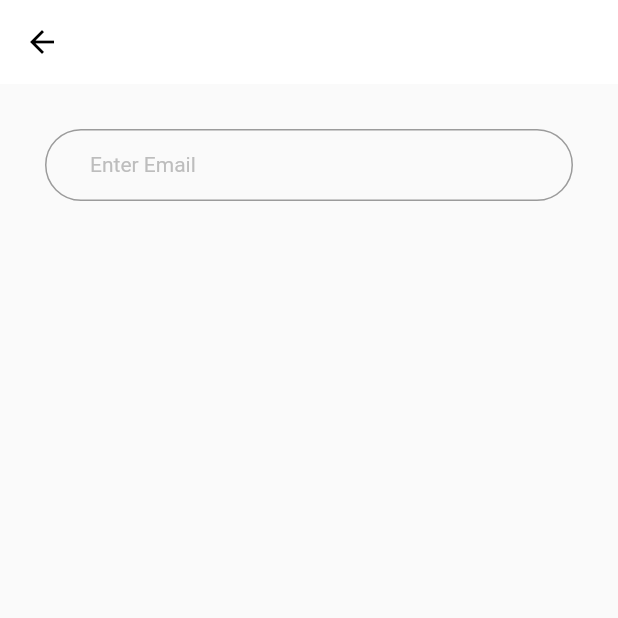
After one commit to rushit5560/Payroll_Project, a Flutter app: the Demo screen opened directly, on a phone screen of 412 x 824 dp, the top half of it. The commit adds this screen. Run offline on Flutter 3.47's test engine with Material 2 defaults, Android fonts, the light colour scheme and no system bars; our stand-ins replace dio, file_picker, fluttertoast, get, image_picker, shared_preferences and 1 more; missing offline and left inert: external_path, multiselect; accounts and stored records are empty.

Commit message:
messages changes

```diff
--- a/payroll_system/lib/controllers/department_list_screen_controller.dart
+++ b/payroll_system/lib/controllers/department_list_screen_controller.dart
@@ -7,7 +7,6 @@ import 'package:payroll_system/models/company_manage_screen_model/get_all_depart
 import 'package:payroll_system/models/employee_manage_screen_models/employee_delete_model.dart';
 import 'package:payroll_system/utils/api_url.dart';
 import 'package:http/http.dart' as http;
-import 'package:payroll_system/utils/extension_methods/user_preference.dart';
 
 class DepartmentListScreenController extends GetxController {
   String companyId = Get.arguments[0];
--- a/payroll_system/lib/controllers/employee_manage_screen_controller.dart
+++ b/payroll_system/lib/controllers/employee_manage_screen_controller.dart
@@ -27,6 +27,7 @@ class EmployeeManageScreenController extends GetxController {
   String employeeId = Get.arguments[1] ?? "";
   String companyId = Get.arguments[2];
   String companyName = Get.arguments[3];
+
   // String locationName = Get.arguments[4];
 
   List<LocationListData> allLocationList = [];
@@ -48,6 +49,8 @@ class EmployeeManageScreenController extends GetxController {
   RxString selectedDepartmentValue = "Choose Department".obs;
 
   RxBool isLoading = false.obs;
+  RxBool onError = false.obs;
+
   RxList<String> selectedDepartmentList = RxList<String>([]);
 
   Rx<List<String>> selectedCompanyList = Rx<List<String>>([]);
--- /dev/null
+++ b/payroll_system/lib/demo.dart
@@ -0,0 +1,71 @@
+import 'package:flutter/material.dart';
+
+
+class Demo extends StatelessWidget {
+  Demo({super.key});
+  final GlobalKey<FormState> _formKey = GlobalKey<FormState>();
+  bool onError = false;
+  @override
+  Widget build(BuildContext context) {
+    return Scaffold(
+      appBar: AppBar(),
+      body: SingleChildScrollView(
+        padding:const EdgeInsets.all(10),
+        child: Column(
+          children: [
+            Form(
+              key: _formKey,
+              child: Container(
+                padding:
+                   const EdgeInsets.only(left: 20, right: 20, top: 20, bottom: 20),
+                child: Stack(
+                  children: [
+                    Container(
+                      padding: const EdgeInsets.only(bottom: 20),
+                      child: TextFormField(
+                        style:const TextStyle(color: Colors.amber, fontSize: 14),
+                        // controller: emailEditingController,/
+                        decoration: InputDecoration(
+                          alignLabelWithHint: true,
+                          floatingLabelBehavior: FloatingLabelBehavior.never,
+                          contentPadding:const EdgeInsets.fromLTRB(30, 5, 10, 5),
+                          labelText: "Enter Email",
+                          border: OutlineInputBorder(
+                            borderRadius: BorderRadius.circular(30.0),
+                          ),
+                          labelStyle: TextStyle(
+                              color: Colors.grey.shade400, fontSize: 14),
+                        ),
+                        validator: (String? value) {
+                          //     setState(() {
+                          //       onError = false;
+                          //     });
+                          //     if (value!.isEmpty) {
+                          //       setState(() {
+                          //         onError = true;
+                          //       });
+                          //       return null;
+                          //     }
+                          //     return null;
+                          //   },
+                          // )),
+                          onError
+                              ?const Positioned(
+                                  bottom: 0,
+                                  child: Text('this is an error msg',
+                                      style: TextStyle(color: Colors.red)))
+                              : Container();
+                        },
+                      ),
+                    ),
+                  ],
+                ),
+              ),
+            ),
+
+          ],
+        ),
+      ),
+    );
+  }
+}
--- a/payroll_system/lib/utils/messaging.dart
+++ b/payroll_system/lib/utils/messaging.dart
@@ -102,7 +102,7 @@ class AppMessage {
   static String workNO = 'Work Number';
   static String hourlyRate = 'Hourly Rate (\$,₹)';
   static String hourly = 'Hourly';
-  static String isActive = 'isActive';
+  static String isActive = 'Is-Active';
   static String regularHour = 'Regular Hour';
 
   static String salary = 'Salary (\$,₹)';
```
Also changed, not shown: payroll_system/lib/controllers/department_manage_screen_controller.dart (+4 -4 lines), payroll_system/lib/screen/authentication_screens/login_screen/login_screen.dart (+15 -7 lines), payroll_system/lib/screen/employee_screens/employee_manage_screen/employee_manage_screen_widget.dart (+17 -10 lines), payroll_system/pubspec.lock, 5 other files.
